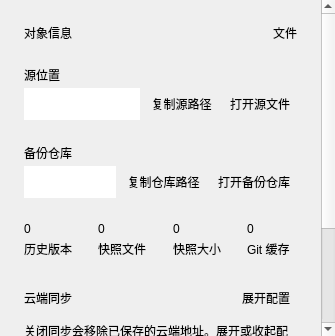
Before: the Qt Designer form windows/mainwindow_child/homepage/pages/homepage_page_dashboard.ui in Zao-chen/ZcVersionBox, drawn with Qt 5.
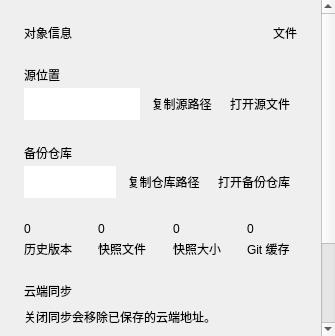
After: the same form once the commit is applied. Custom widgets are drawn as their Qt base class.

Commit message: feat(ui): 联动云端同步开关与配置展开收起

```diff
--- a/windows/mainwindow_child/homepage/pages/homepage_page_dashboard.ui
+++ b/windows/mainwindow_child/homepage/pages/homepage_page_dashboard.ui
@@ -618,37 +618,12 @@
                 </property>
                </spacer>
               </item>
-              <item>
-               <widget class="QToolButton" name="expandButton">
-                <property name="text">
-                 <string>展开配置</string>
-                </property>
-                <property name="toolTip">
-                 <string>展开配置</string>
-                </property>
-                <property name="accessibleName">
-                 <string>展开配置</string>
-                </property>
-                <property name="autoRaise">
-                 <bool>true</bool>
-                </property>
-                <property name="focusPolicy">
-                 <enum>Qt::TabFocus</enum>
-                </property>
-                <property name="minimumSize">
-                 <size>
-                  <width>28</width>
-                  <height>32</height>
-                 </size>
-                </property>
-               </widget>
-              </item>
              </layout>
             </item>
             <item>
              <widget class="QLabel" name="remoteHint">
               <property name="text">
-               <string>关闭同步会移除已保存的云端地址。展开或收起配置不会更改设置。</string>
+               <string>关闭同步会移除已保存的云端地址。</string>
               </property>
               <property name="textFormat">
                <enum>Qt::PlainText</enum>
```
The commit also changes 3 other files.
